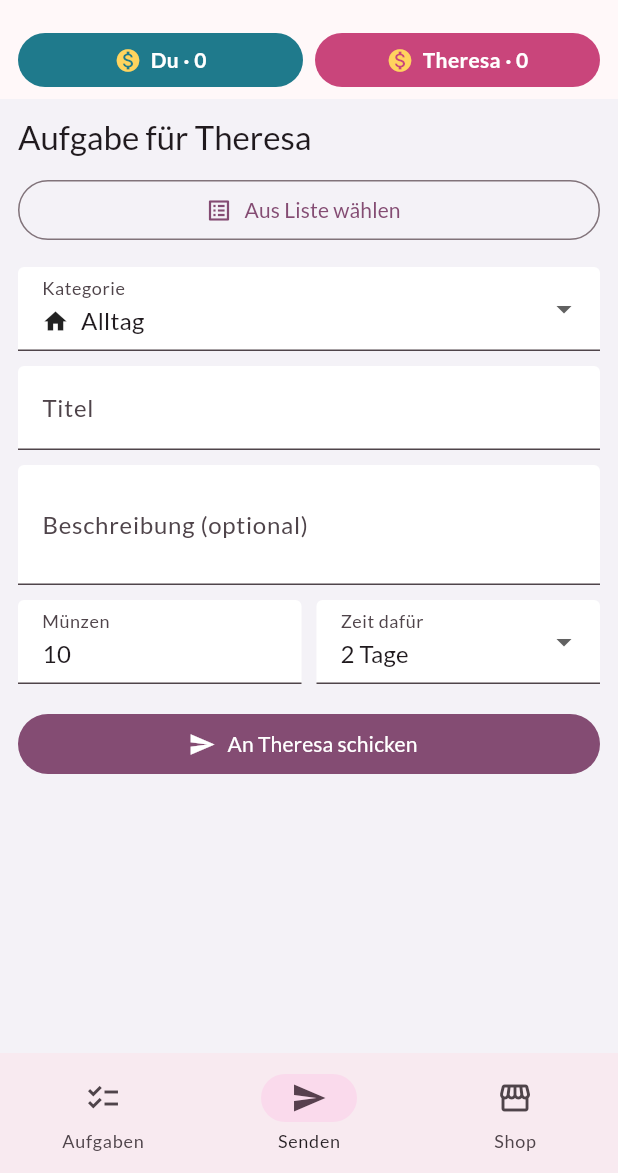
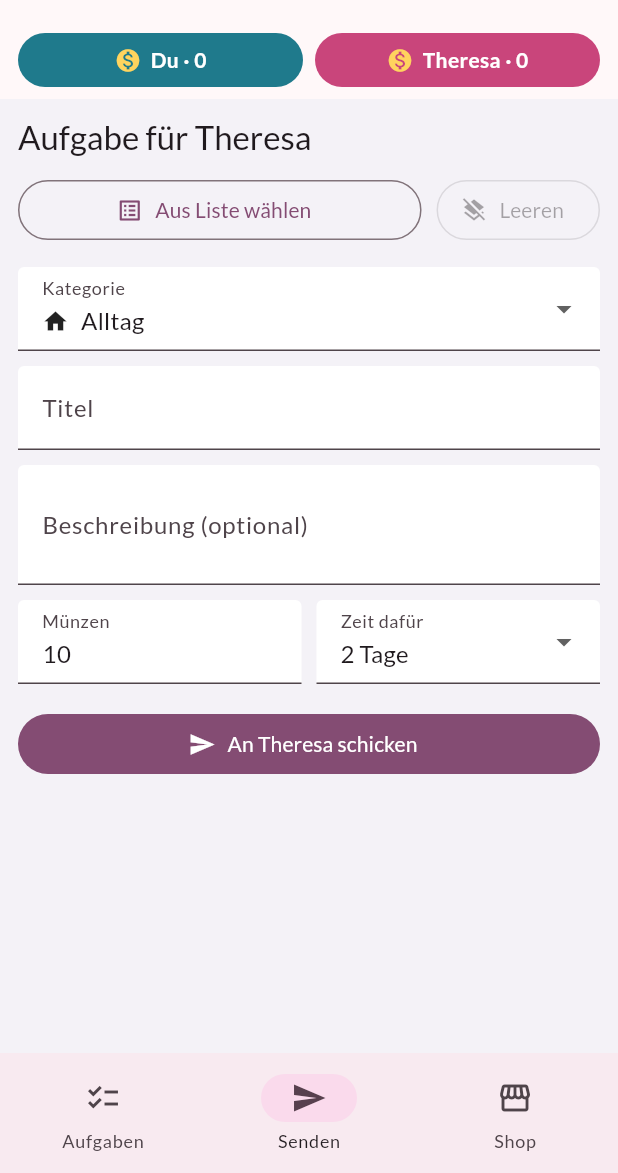
Before and after one commit to breichen/paarquest, a Flutter app: the screen it shows after launch, item 2 of the bottom bar chosen, on a phone screen of 412 x 824 dp, the part 63-1236 px from its top. Run offline on Flutter 3.47's test engine with Material 3 defaults, Android fonts, the phone set to English and light mode, and no system bars; our stand-ins replace firebase_core, firebase_messaging, flutter_local_notifications, google_fonts, shared_preferences, supabase_flutter; accounts and stored records are empty; network calls fail.

Commit message:
add clear button

```diff
--- a/lib/send_page.dart
+++ b/lib/send_page.dart
@@ -20,6 +20,39 @@ class _SendPageState extends State<SendPage> {
   final coins = TextEditingController(text: '10');
   int hours = 48;
   bool sending = false;
+
+  @override
+  void initState() {
+    super.initState();
+    // Damit der Leeren-Knopf sofort auf Eingaben reagiert
+    for (final c in [title, description, coins]) {
+      c.addListener(() => setState(() {}));
+    }
+  }
+
+  @override
+  void dispose() {
+    title.dispose();
+    description.dispose();
+    coins.dispose();
+    super.dispose();
+  }
+
+  /// true, sobald irgendein Feld vom Ausgangszustand abweicht.
+  bool get hasInput =>
+      title.text.isNotEmpty ||
+      description.text.isNotEmpty ||
+      coins.text.trim() != '10' ||
+      hours != 48 ||
+      category != TaskCategory.values.first;
+
+  void clearFields() => setState(() {
+        category = TaskCategory.values.first;
+        title.clear();
+        description.clear();
+        coins.text = '10';
+        hours = 48;
+      });
 
   void snack(String msg) => ScaffoldMessenger.of(context)
     ..hideCurrentSnackBar()
@@ -97,11 +130,21 @@ class _SendPageState extends State<SendPage> {
         Text('Aufgabe für $partner',
             style: Theme.of(context).textTheme.titleLarge),
         const SizedBox(height: 10),
-        OutlinedButton.icon(
-          onPressed: pickTemplate,
-          icon: const Icon(Icons.list_alt),
-          label: const Text('Aus Liste wählen'),
-        ),
+        Row(children: [
+          Expanded(
+            child: OutlinedButton.icon(
+              onPressed: pickTemplate,
+              icon: const Icon(Icons.list_alt),
+              label: const Text('Aus Liste wählen'),
+            ),
+          ),
+          const SizedBox(width: 10),
+          OutlinedButton.icon(
+            onPressed: hasInput ? clearFields : null,
+            icon: const Icon(Icons.layers_clear),
+            label: const Text('Leeren'),
+          ),
+        ]),
         const SizedBox(height: 14),
         DropdownButtonFormField<TaskCategory>(
           value: category,
```
